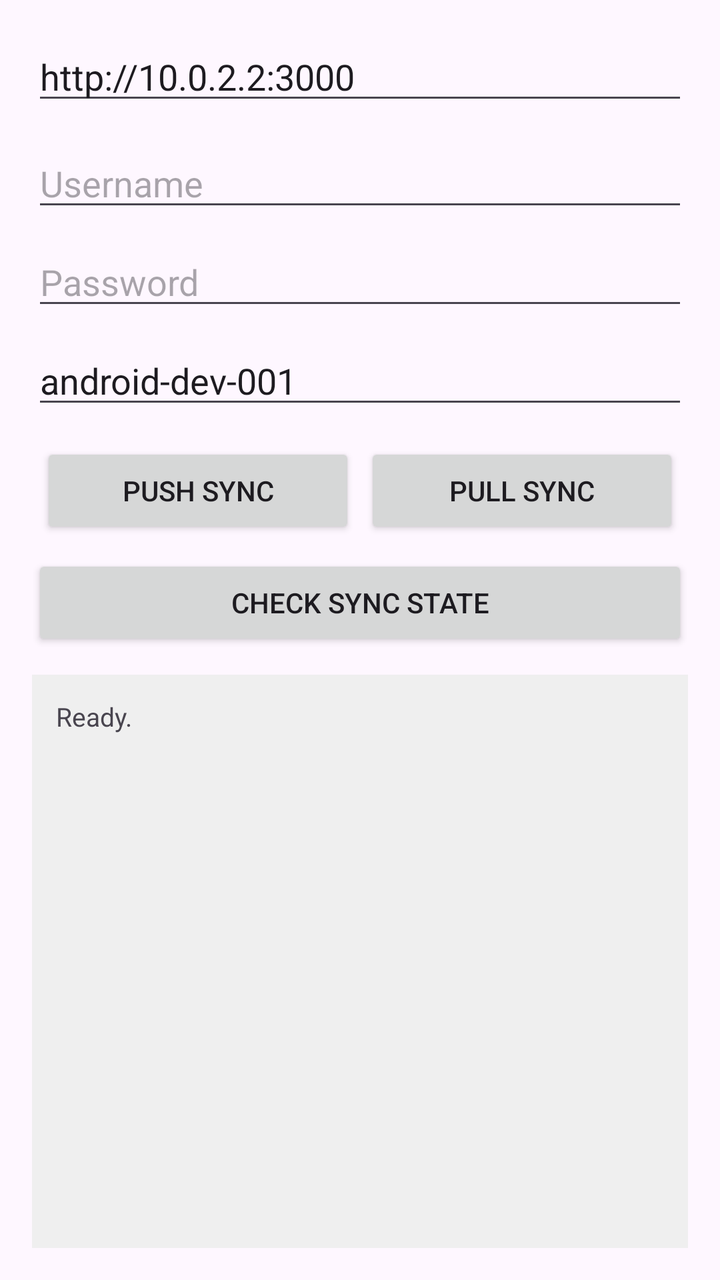
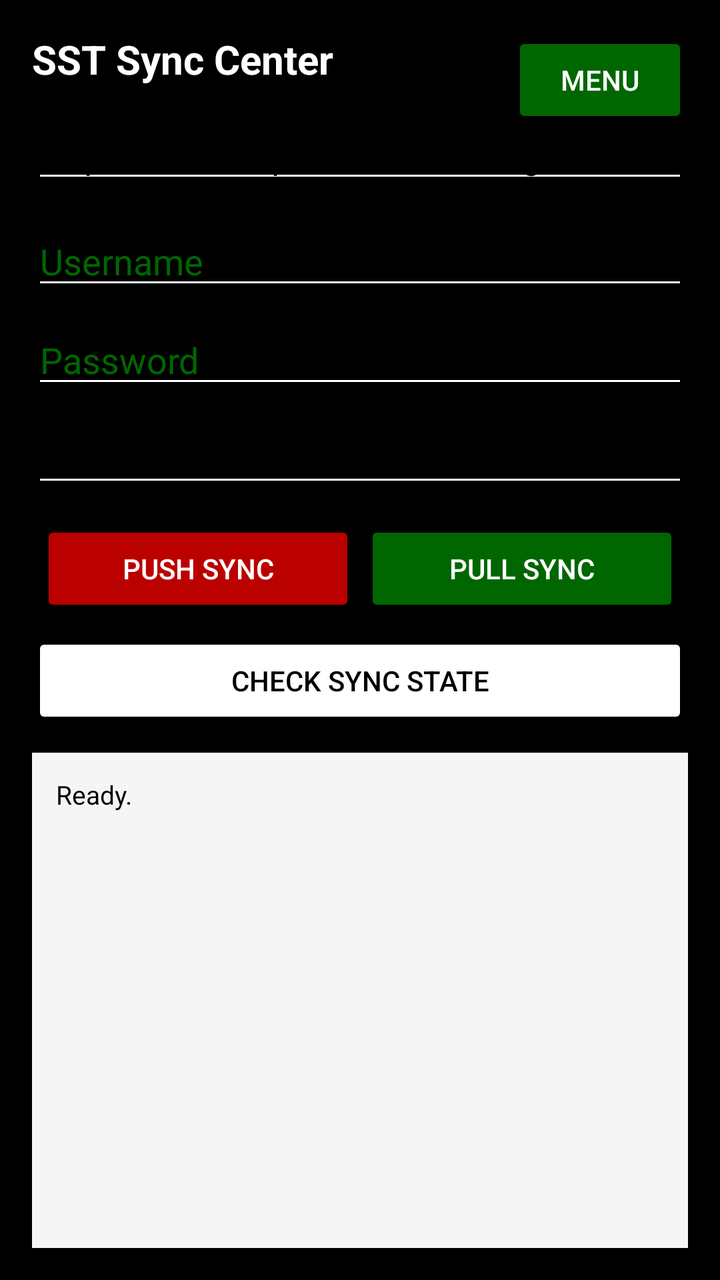

The first picture is an Android layout as it rendered before a commit; the second is the same layout after the commit. The layout source and the unified diff follow.
<!-- AndroidManifest.xml: application theme Theme.Material3.DayNight.NoActionBar -->
<!-- res/layout/activity_main.xml -->
<?xml version="1.0" encoding="utf-8"?>
<androidx.constraintlayout.widget.ConstraintLayout xmlns:android="http://schemas.android.com/apk/res/android"
    xmlns:app="http://schemas.android.com/apk/res-auto"
    android:layout_width="match_parent"
    android:layout_height="match_parent"
    android:padding="16dp">

    <EditText
        android:id="@+id/baseUrlInput"
        android:layout_width="0dp"
        android:layout_height="wrap_content"
        android:hint="Base URL (e.g. http://10.0.2.2:3000)"
        android:inputType="textUri"
        android:text="http://10.0.2.2:3000"
        app:layout_constraintEnd_toEndOf="parent"
        app:layout_constraintStart_toStartOf="parent"
        app:layout_constraintTop_toTopOf="parent" />

    <EditText
        android:id="@+id/usernameInput"
        android:layout_width="0dp"
        android:layout_height="wrap_content"
        android:layout_marginTop="12dp"
        android:hint="Username"
        app:layout_constraintEnd_toEndOf="parent"
        app:layout_constraintStart_toStartOf="parent"
        app:layout_constraintTop_toBottomOf="@id/baseUrlInput" />

    <EditText
        android:id="@+id/passwordInput"
        android:layout_width="0dp"
        android:layout_height="wrap_content"
        android:layout_marginTop="8dp"
        android:hint="Password"
        android:inputType="textPassword"
        app:layout_constraintEnd_toEndOf="parent"
        app:layout_constraintStart_toStartOf="parent"
        app:layout_constraintTop_toBottomOf="@id/usernameInput" />

    <EditText
        android:id="@+id/deviceIdInput"
        android:layout_width="0dp"
        android:layout_height="wrap_content"
        android:layout_marginTop="8dp"
        android:hint="Device ID"
        android:text="android-dev-001"
        app:layout_constraintEnd_toEndOf="parent"
        app:layout_constraintStart_toStartOf="parent"
        app:layout_constraintTop_toBottomOf="@id/passwordInput" />

    <Button
        android:id="@+id/pushSyncBtn"
        android:layout_width="0dp"
        android:layout_height="wrap_content"
        android:layout_marginTop="12dp"
        android:text="Push Sync"
        app:layout_constraintEnd_toStartOf="@id/pullSyncBtn"
        app:layout_constraintStart_toStartOf="parent"
        app:layout_constraintTop_toBottomOf="@id/deviceIdInput"
        app:layout_constraintWidth_percent="0.48" />

    <Button
        android:id="@+id/pullSyncBtn"
        android:layout_width="0dp"
        android:layout_height="wrap_content"
        android:layout_marginTop="12dp"
        android:text="Pull Sync"
        app:layout_constraintEnd_toEndOf="parent"
        app:layout_constraintStart_toEndOf="@id/pushSyncBtn"
        app:layout_constraintTop_toBottomOf="@id/deviceIdInput"
        app:layout_constraintWidth_percent="0.48" />

    <Button
        android:id="@+id/stateBtn"
        android:layout_width="0dp"
        android:layout_height="wrap_content"
        android:layout_marginTop="8dp"
        android:text="Check Sync State"
        app:layout_constraintEnd_toEndOf="parent"
        app:layout_constraintStart_toStartOf="parent"
        app:layout_constraintTop_toBottomOf="@id/pushSyncBtn" />

    <TextView
        android:id="@+id/outputView"
        android:layout_width="0dp"
        android:layout_height="0dp"
        android:layout_marginTop="12dp"
        android:background="#EFEFEF"
        android:padding="12dp"
        android:text="Ready."
        android:textSize="13sp"
        app:layout_constraintBottom_toBottomOf="parent"
        app:layout_constraintEnd_toEndOf="parent"
        app:layout_constraintStart_toStartOf="parent"
        app:layout_constraintTop_toBottomOf="@id/stateBtn" />

</androidx.constraintlayout.widget.ConstraintLayout>
<!-- resources referenced by this layout -->
<resources>

</resources>

<!-- the commit's change to res/layout/activity_main.xml (unified diff, before → after) -->
@@ -3,25 +3,55 @@
     xmlns:app="http://schemas.android.com/apk/res-auto"
     android:layout_width="match_parent"
     android:layout_height="match_parent"
+    android:background="@color/kenya_black"
     android:padding="16dp">
+
+    <TextView
+        android:id="@+id/syncTitle"
+        android:layout_width="0dp"
+        android:layout_height="wrap_content"
+        android:text="SST Sync Center"
+        android:textColor="@color/kenya_white"
+        android:textSize="20sp"
+        android:textStyle="bold"
+        app:layout_constraintEnd_toStartOf="@id/backMenuBtn"
+        app:layout_constraintStart_toStartOf="parent"
+        app:layout_constraintTop_toTopOf="parent" />
+
+    <Button
+        android:id="@+id/backMenuBtn"
+        android:layout_width="wrap_content"
+        android:layout_height="wrap_content"
+        android:backgroundTint="@color/kenya_green"
+        android:text="Menu"
+        android:textColor="@color/kenya_white"
+        app:layout_constraintEnd_toEndOf="parent"
+        app:layout_constraintTop_toTopOf="parent" />
 
     <EditText
         android:id="@+id/baseUrlInput"
         android:layout_width="0dp"
         android:layout_height="wrap_content"
-        android:hint="Base URL (e.g. http://10.0.2.2:3000)"
+        android:layout_marginTop="12dp"
+        android:backgroundTint="@color/kenya_white"
+        android:hint="Base URL (e.g. https://chw-supervision.echis.go.ke/)"
         android:inputType="textUri"
-        android:text="http://10.0.2.2:3000"
+        android:textColor="@color/kenya_black"
+        android:textColorHint="@color/kenya_green"
+        android:text="https://chw-supervision.echis.go.ke/"
         app:layout_constraintEnd_toEndOf="parent"
         app:layout_constraintStart_toStartOf="parent"
-        app:layout_constraintTop_toTopOf="parent" />
+        app:layout_constraintTop_toBottomOf="@id/syncTitle" />
 
     <EditText
         android:id="@+id/usernameInput"
         android:layout_width="0dp"
         android:layout_height="wrap_content"
         android:layout_marginTop="12dp"
+        android:backgroundTint="@color/kenya_white"
         android:hint="Username"
+        android:textColor="@color/kenya_black"
+        android:textColorHint="@color/kenya_green"
         app:layout_constraintEnd_toEndOf="parent"
         app:layout_constraintStart_toStartOf="parent"
         app:layout_constraintTop_toBottomOf="@id/baseUrlInput" />
@@ -31,8 +61,11 @@
         android:layout_width="0dp"
         android:layout_height="wrap_content"
         android:layout_marginTop="8dp"
+        android:backgroundTint="@color/kenya_white"
         android:hint="Password"
         android:inputType="textPassword"
+        android:textColor="@color/kenya_black"
+        android:textColorHint="@color/kenya_green"
         app:layout_constraintEnd_toEndOf="parent"
         app:layout_constraintStart_toStartOf="parent"
         app:layout_constraintTop_toBottomOf="@id/usernameInput" />
@@ -42,7 +75,10 @@
         android:layout_width="0dp"
         android:layout_height="wrap_content"
         android:layout_marginTop="8dp"
+        android:backgroundTint="@color/kenya_white"
         android:hint="Device ID"
+        android:textColor="@color/kenya_black"
+        android:textColorHint="@color/kenya_green"
         android:text="android-dev-001"
         app:layout_constraintEnd_toEndOf="parent"
         app:layout_constraintStart_toStartOf="parent"
@@ -53,7 +89,9 @@
         android:layout_width="0dp"
         android:layout_height="wrap_content"
         android:layout_marginTop="12dp"
+        android:backgroundTint="@color/kenya_red"
         android:text="Push Sync"
+        android:textColor="@color/kenya_white"
         app:layout_constraintEnd_toStartOf="@id/pullSyncBtn"
         app:layout_constraintStart_toStartOf="parent"
         app:layout_constraintTop_toBottomOf="@id/deviceIdInput"
@@ -64,7 +102,9 @@
         android:layout_width="0dp"
         android:layout_height="wrap_content"
         android:layout_marginTop="12dp"
+        android:backgroundTint="@color/kenya_green"
         android:text="Pull Sync"
+        android:textColor="@color/kenya_white"
         app:layout_constraintEnd_toEndOf="parent"
         app:layout_constraintStart_toEndOf="@id/pushSyncBtn"
         app:layout_constraintTop_toBottomOf="@id/deviceIdInput"
@@ -75,7 +115,9 @@
         android:layout_width="0dp"
         android:layout_height="wrap_content"
         android:layout_marginTop="8dp"
+        android:backgroundTint="@color/kenya_white"
         android:text="Check Sync State"
+        android:textColor="@color/kenya_black"
         app:layout_constraintEnd_toEndOf="parent"
         app:layout_constraintStart_toStartOf="parent"
         app:layout_constraintTop_toBottomOf="@id/pushSyncBtn" />
@@ -85,9 +127,10 @@
         android:layout_width="0dp"
         android:layout_height="0dp"
         android:layout_marginTop="12dp"
-        android:background="#EFEFEF"
+        android:background="@color/surface_light"
         android:padding="12dp"
         android:text="Ready."
+        android:textColor="@color/kenya_black"
         android:textSize="13sp"
         app:layout_constraintBottom_toBottomOf="parent"
         app:layout_constraintEnd_toEndOf="parent"
<!-- resource entries referenced after the edit -->
@@ -1,5 +1,17 @@
 <!-- resources referenced by this layout -->
 <resources>
-
+  <color name="kenya_black">#000000</color>
+  <color name="kenya_green">#006600</color>
+  <color name="kenya_red">#BB0000</color>
+  <color name="kenya_white">#FFFFFF</color>
+  <color name="surface_light">#F5F5F5</color>
+  <style name="Theme.SST" parent="Theme.Material3.DayNight.NoActionBar">
+          <item name="colorPrimary">@color/kenya_red</item>
+          <item name="colorOnPrimary">@color/kenya_white</item>
+          <item name="colorSecondary">@color/kenya_green</item>
+          <item name="colorOnSecondary">@color/kenya_white</item>
+          <item name="android:statusBarColor">@color/kenya_black</item>
+          <item name="android:navigationBarColor">@color/kenya_black</item>
+      </style>
 </resources>
 
